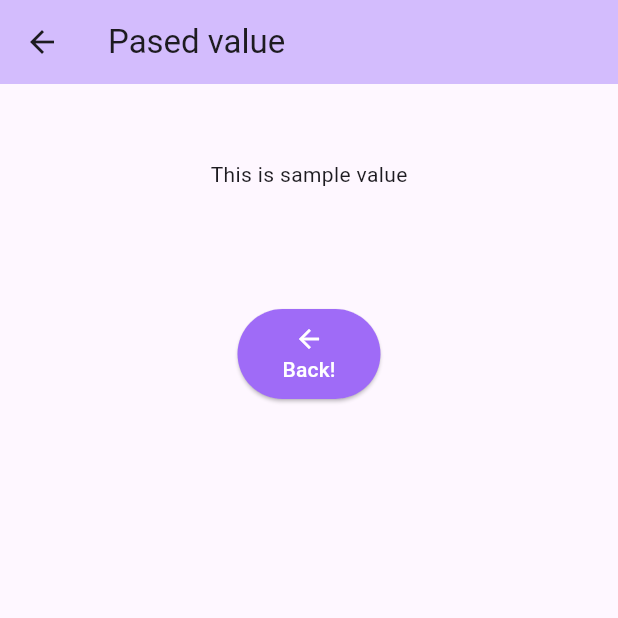
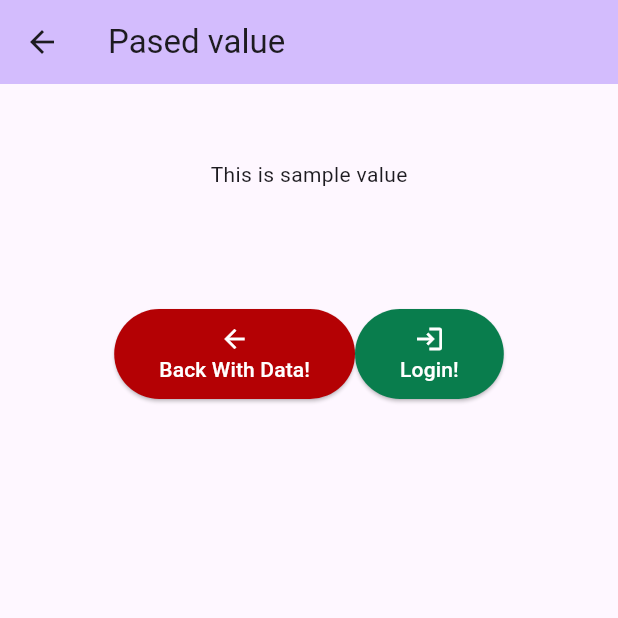
Before and after one commit to Ge2C/mobile_programing_with_flutter, a Flutter app: the SecondPage screen opened directly, on a phone screen of 412 x 824 dp, the top half of it. Run offline on Flutter 3.47's test engine with Material 3 defaults, Android fonts, the light colour scheme and no system bars.

Commit message:
Menambahkan tombol login ke halaman SecondPage

```diff
--- a/lib/second_page.dart
+++ b/lib/second_page.dart
@@ -36,7 +36,7 @@ class _SecondPageState extends State<SecondPage> {
               children: <Widget>[
                 ElevatedButton(
                   style: ButtonStyle(
-                    backgroundColor: WidgetStateProperty.all<Color>(const Color.fromARGB(255, 159, 107, 247)),
+                    backgroundColor: WidgetStateProperty.all<Color>(const Color.fromARGB(255, 180, 1, 4)),
                     padding: WidgetStateProperty.all<EdgeInsets>(const EdgeInsets.fromLTRB(30, 10, 30, 10)),
                   ),
                   onPressed: () => <void>{
@@ -46,9 +46,22 @@ class _SecondPageState extends State<SecondPage> {
                     mainAxisAlignment: MainAxisAlignment.spaceBetween,
                     children: <Widget>[
                       Icon( Icons.arrow_back, color: Colors.white, size: 20.0),
-                      Text("Back!", style: TextStyle(color: Colors.white))
+                      Text("Back With Data!", style: TextStyle(color: Colors.white))
                     ]),
-                )
+                ),
+                ElevatedButton(
+                  style: ButtonStyle(
+                    backgroundColor: WidgetStateProperty.all<Color>(const Color.fromARGB(255, 9, 125, 77)),
+                    padding: WidgetStateProperty.all<EdgeInsets>(const EdgeInsets.fromLTRB(30, 10, 30, 10)),
+                  ),
+                  onPressed: () {},
+                  child: const Column(
+                    mainAxisAlignment: MainAxisAlignment.spaceBetween,
+                    children: <Widget>[
+                      Icon(Icons.login, color: Colors.white, size: 20.0),
+                      Text("Login!", style: TextStyle(color: Colors.white))
+                  ]),
+                ),
             ]),
           ),
         ]),
```
